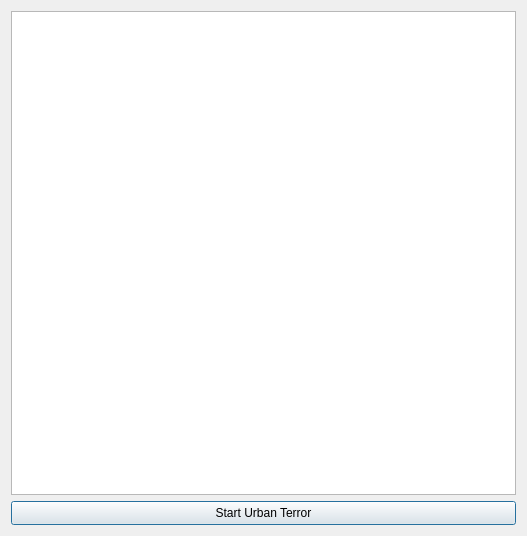
This is list.ui in martin-ueding/urt-map-start as Qt 5 draws it before an edit. The edited form follows.
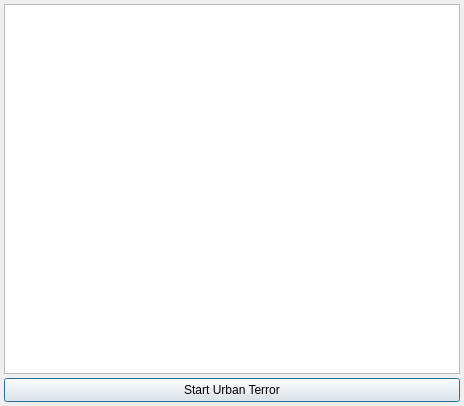
This is the edited form.

The edit to the form file:
```diff
--- a/list.ui
+++ b/list.ui
@@ -6,25 +6,44 @@
    <rect>
     <x>0</x>
     <y>0</y>
-    <width>527</width>
-    <height>536</height>
+    <width>464</width>
+    <height>406</height>
    </rect>
   </property>
   <property name="minimumSize">
    <size>
-    <width>264</width>
-    <height>228</height>
+    <width>464</width>
+    <height>406</height>
    </size>
   </property>
   <property name="windowTitle">
    <string>UrT Map Starter</string>
   </property>
-  <layout class="QVBoxLayout" name="verticalLayout">
-   <item>
-    <widget class="QListWidget" name="mapList"/>
-   </item>
-   <item>
+  <widget class="QListWidget" name="mapList">
+   <property name="geometry">
+    <rect>
+     <x>4</x>
+     <y>4</y>
+     <width>456</width>
+     <height>370</height>
+    </rect>
+   </property>
+   <property name="minimumSize">
+    <size>
+     <width>456</width>
+     <height>370</height>
+    </size>
+   </property>
+  </widget>
     <widget class="QPushButton" name="startButton">
+   <property name="geometry">
+    <rect>
+     <x>4</x>
+     <y>378</y>
+     <width>456</width>
+     <height>24</height>
+    </rect>
+   </property>
      <property name="sizePolicy">
       <sizepolicy hsizetype="Minimum" vsizetype="Expanding">
        <horstretch>0</horstretch>
@@ -33,7 +52,7 @@
      </property>
      <property name="minimumSize">
       <size>
-       <width>0</width>
+     <width>456</width>
        <height>24</height>
       </size>
      </property>
@@ -47,8 +66,6 @@
       <string>Start Urban Terror</string>
      </property>
     </widget>
-   </item>
-  </layout>
  </widget>
  <resources/>
  <connections/>
```
Lines whose indentation alone changed are shown as unchanged.
